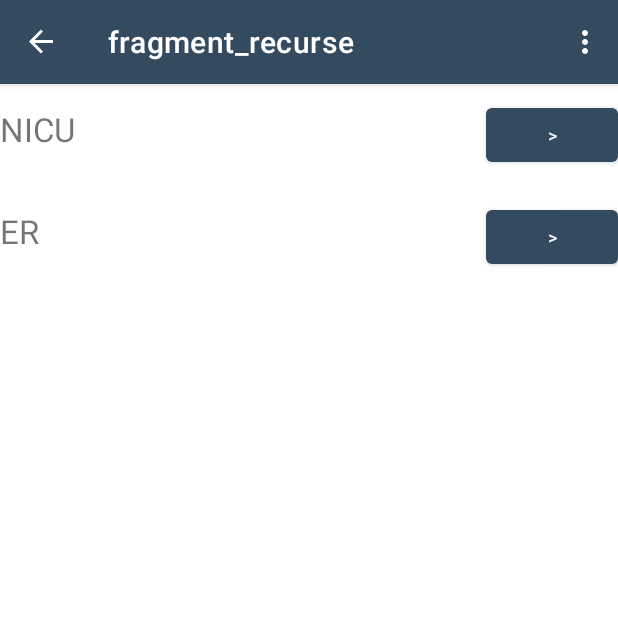
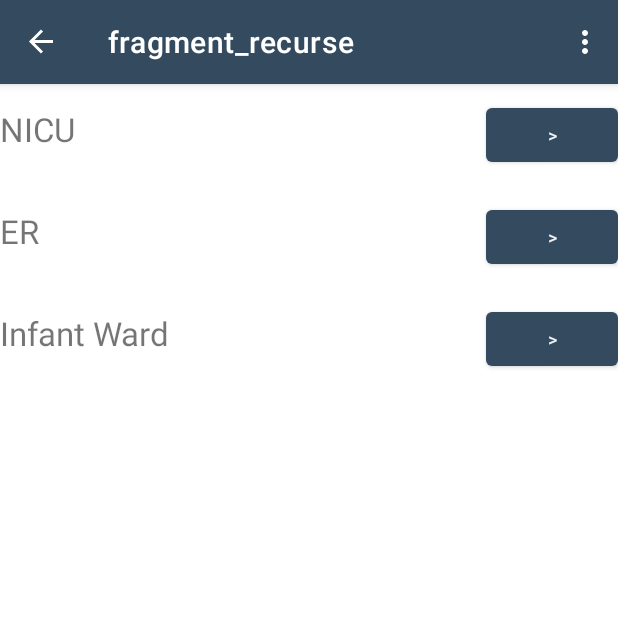
Before and after one commit to JohannPally/Sophia, an Android app: the screen it shows after launch (MainActivity), after a tap on "RECURSE", on a phone screen of 412 x 824 dp, the top half of it. Run offline under Robolectric (Android 15) with nearby library versions, the phone set to English and light mode, and no system bars; our stand-ins replace Room's generated code, navigation-ui; 2 other taps on this screen came first.

Commit message:
Added example data and pushed a fix for duplicated data

```diff
--- a/app/src/main/java/com/example/myapplication/DBController.kt
+++ b/app/src/main/java/com/example/myapplication/DBController.kt
@@ -57,6 +57,7 @@ class DBController(context: Context) {
     }
 
     fun get_all(parent:Int): Pair<Set<LevelSQL>, Set<MaintenanceRecordSQL>>{
+        Log.v("Get all parent", parent.toString())
         return Pair(get_level_table(parent), get_mr_table(parent))
     }
 
--- a/app/src/main/java/com/example/myapplication/DBModel.kt
+++ b/app/src/main/java/com/example/myapplication/DBModel.kt
@@ -254,6 +254,7 @@ class DatabaseModel(context: Context) {
     }
 
     fun getMRTable(parent:Int):Set<MaintenanceRecordSQL>{
+        Log.v("MR Table being called", "Mantej")
         // Behavior: If parent is null, it returns a set of MRs whose parent ID is null
         // If parent is non-null, it returns the a set of MRs with the given parent ID.
         return if (parent != -1) {
--- a/app/src/main/java/com/example/myapplication/MainActivity.kt
+++ b/app/src/main/java/com/example/myapplication/MainActivity.kt
@@ -1,5 +1,6 @@
 package com.example.myapplication
 
+import android.annotation.SuppressLint
 import android.content.Context
 import android.os.Bundle
 import android.util.Log
@@ -27,6 +28,7 @@ class MainActivity : AppCompatActivity() {
         lateinit var testDB : AppDatabase
     }
 
+    @SuppressLint("WrongThread")
     override fun onCreate(savedInstanceState: Bundle?) {
         super.onCreate(savedInstanceState)
         testDB = AppDatabase.getInstance(applicationContext)
@@ -38,16 +40,20 @@ class MainActivity : AppCompatActivity() {
 
         setSupportActionBar(binding.toolbar)
 
-        // TODO This is where we build our mock DB
+        // @ Johann TODO This is where we build our mock DB
+            testDB.clearAllTables() // -- Run this to delete all tables and clear the data
+        // if you keep re- running the app, it will keep creating duplicates of this dummy data
         val mrDao = testDB.maintenanceRecordDAO()
         val levelsDao = testDB.levelsDAO()
         val NICULevel = LevelSQL(0, "NICU", null);
         val ERLevel = LevelSQL(0, "ER", null);
+        val InfantWard = LevelSQL(0, "Infant Ward", null)
         levelsDao.insert(NICULevel)
         levelsDao.insert(ERLevel)
+        levelsDao.insert(InfantWard)
         mrDao.insert(MaintenanceRecordSQL(0,"Oxygen Conc", "1", "TestP", "TestE", "TestF", "TestI", 1, 12, levelsDao.getAll()[0].id))
-        mrDao.insert(MaintenanceRecordSQL(0,"Breath Pump", "2", "TestP2", "TestE2", "TestF2", "TestI2", 1, 123, levelsDao.getAll()[0].id))
-
+        mrDao.insert(MaintenanceRecordSQL(0,"Breath Pump", "2", "TestP2", "TestE2", "TestF2", "TestI2", 1, 123, levelsDao.getAll()[1].id))
+        mrDao.insert(MaintenanceRecordSQL(0, "SP02 Sensor", "3", "TestP3", "TestE3", "TestF3", "TestI3", 1, 1234, levelsDao.getAll()[2].id))
 
 
         //TODO can make this a global variable instead of passing into frags
```
